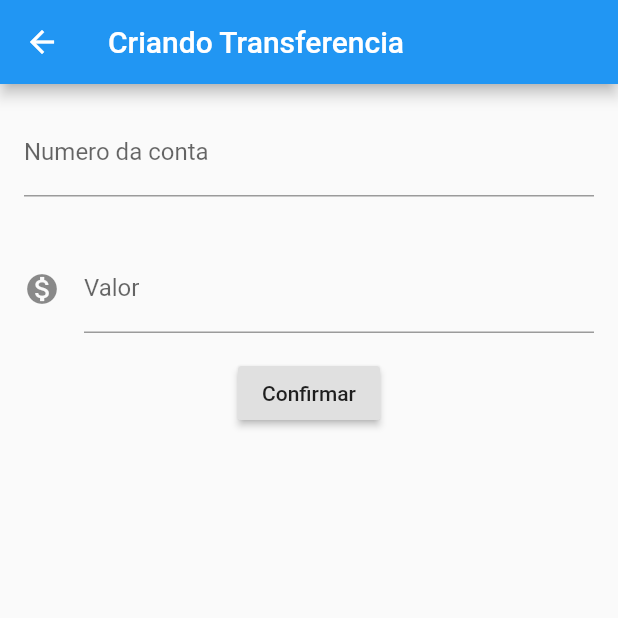
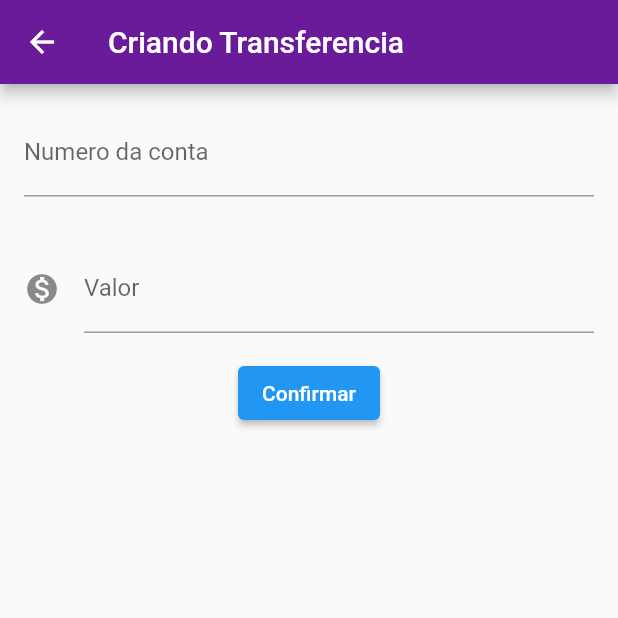
Before and after one commit to brunocardoso1/learning-flutter, a Flutter app: the screen it shows after launch, after a tap on the "add" icon, on a phone screen of 412 x 824 dp, the top half of it. Run offline on Flutter 3.47's test engine with Material 2 defaults, Android fonts, the phone set to English and light mode, and no system bars.

Commit message:
Organizing Project

```diff
--- /dev/null
+++ b/lib/components/editor.dart
@@ -0,0 +1,31 @@
+import 'package:flutter/cupertino.dart';
+import 'package:flutter/material.dart';
+
+class Editor extends StatelessWidget {
+
+  final TextEditingController controlador;
+  final String rotulo;
+  final String dica;
+  final IconData icone;
+
+
+  Editor({this.controlador, this.rotulo, this.dica, this.icone});
+
+  @override
+  Widget build(BuildContext context) {
+    return Padding(
+      padding: const EdgeInsets.all(16.0),
+      child: TextField(
+        controller: controlador,
+        style: TextStyle(
+            fontSize: 16.0
+        ),
+        decoration: InputDecoration(
+          icon: icone != null ? Icon(icone) : null,
+          labelText: rotulo, hintText: dica,
+        ),
+        keyboardType: TextInputType.number,
+      ),
+    );
+  }
+}
--- a/lib/main.dart
+++ b/lib/main.dart
@@ -1,158 +1,21 @@
+import 'package:aluraflutter/screens/Transferencia/lista.dart';
 import 'package:flutter/material.dart';
 
-void main() => runApp(BytebankApp());
+void main() => runApp(MyApp());
 
-
-
-class BytebankApp extends StatelessWidget {
+class MyApp extends StatelessWidget {
   @override
   Widget build(BuildContext context) {
     return MaterialApp(
-      home: Scaffold(
-        body: ListaTransferencias(),
+      theme: ThemeData( // Define o tema do aplicativo
+        primaryColor: Colors.purple[800],
+        accentColor: Colors.orange[600],
+        buttonTheme: ButtonThemeData(
+          buttonColor: Colors.orange[300],
+          textTheme: ButtonTextTheme.primary,
+        ),
       ),
+      home: ListaTransferencias(),
     );
   }
 }
-
-
-
-
-class FormularioTransferencia extends StatelessWidget {
-  final TextEditingController _controladorCampoNumeroConta = TextEditingController();
-  final TextEditingController _controladorCampoValor = TextEditingController();
-  @override
-  Widget build(BuildContext context) {
-    return Scaffold(
-      appBar: AppBar(title:Text('Criando Transferencia')),
-        body: Column(
-          children: [
-            Editor(controlador: _controladorCampoNumeroConta, rotulo: "Numero da conta", dica: "0000"),
-            Editor(controlador: _controladorCampoValor, rotulo: "Valor", dica: "0.00", icone: Icons.monetization_on),
-
-            RaisedButton(
-              child: Text('Confirmar'),
-              onPressed: () => _criaTransferencia(context),
-            )
-          ],
-        ));
-  }
-
-  void _criaTransferencia(BuildContext context) {
-    final double valor = double.tryParse(_controladorCampoValor.text);
-    final int numeroConta = int.tryParse(_controladorCampoNumeroConta.text);
-
-    if(numeroConta != null && valor != null){
-      final transferenciaCriada = Transferencia(valor, numeroConta);
-      debugPrint('Criando transferencia');
-      debugPrint('$transferenciaCriada');
-      Navigator.pop(context, transferenciaCriada);
-    }
-  }
-}
-
-
-class Editor extends StatelessWidget {
-
-  final TextEditingController controlador;
-  final String rotulo;
-  final String dica;
-  final IconData icone;
-
-
-  Editor({this.controlador, this.rotulo, this.dica, this.icone});
-
-  @override
-  Widget build(BuildContext context) {
-    return Padding(
-      padding: const EdgeInsets.all(16.0),
-      child: TextField(
-        controller: controlador,
-        style: TextStyle(
-            fontSize: 16.0
-        ),
-        decoration: InputDecoration(
-          icon: icone != null ? Icon(icone) : null,
-            labelText: rotulo, hintText: dica,
-        ),
-        keyboardType: TextInputType.number,
-      ),
-    );
-  }
-}
-
-
-
-
-
-
-class ListaTransferencias extends StatelessWidget{
-  final List<Transferencia> _transferencias = List();
-
-  @override
-  Widget build(BuildContext context) {
-    // TODO: implement build
-    _transferencias.add(Transferencia(100, 111));
-
-    return Scaffold(
-      appBar: AppBar(
-        title: Text('Transferências'),
-      ),
-      body: ListView.builder(
-        itemCount: _transferencias.length,
-        itemBuilder: (context, indice) {
-          final transferencia = _transferencias[indice];
-          return ItemTransferencia(transferencia);
-        },
-
-      ),
-        floatingActionButton: FloatingActionButton(
-          child: Icon(Icons.add), onPressed: (){
-            final Future<Transferencia> future = Navigator.push(context, MaterialPageRoute(builder: (context){
-              return FormularioTransferencia();
-            }));
-            future.then((transferenciaRecebida) {
-              debugPrint('Chegou no then do future');
-              debugPrint('$transferenciaRecebida');
-              _transferencias.add(transferenciaRecebida);
-            });
-
-        },
-        ),
-    );
-  }
-}
-
-
-class ItemTransferencia extends StatelessWidget {
-
-  Transferencia _transferencia;
-
-  ItemTransferencia(this._transferencia);
-
-  @override
-  Widget build(BuildContext context) {
-    // TODO: implement build
-    return Card(
-        child: ListTile(
-          leading: Icon(Icons.account_balance_wallet_rounded),
-          title: Text(_transferencia.valor.toString()),
-          subtitle: Text(_transferencia.valor.toString()),
-        )
-    );
-  }
-
-}
-
-class Transferencia {
-  final double valor;
-  final int numeroConta;
-
-  Transferencia(this.valor, this.numeroConta);
-
-  @override
-  String toString(){
-    return 'Transferencia{valor: $valor, numeroConta: $numeroConta}';
-  }
-
-}
--- /dev/null
+++ b/lib/models/transferencia.dart
@@ -0,0 +1,13 @@
+class Transferencia {
+  final double valor;
+  final int numeroConta;
+
+  Transferencia(
+      this.valor,
+      this.numeroConta);
+
+  @override
+  String toString(){
+    return 'Transferencia{valor: $valor, numeroConta: $numeroConta}';
+  }
+}
--- /dev/null
+++ b/lib/screens/Transferencia/formulario.dart
@@ -0,0 +1,57 @@
+import 'package:aluraflutter/components/editor.dart';
+import 'package:aluraflutter/models/transferencia.dart';
+import 'package:flutter/cupertino.dart';
+import 'package:flutter/material.dart';
+
+const _tituloAppBar = 'Criando Transferencia';
+const _RotuloConta = 'Numero da conta';
+const _RotuloValor = 'Valor';
+
+
+class FormularioTransferencia extends StatefulWidget {
+  @override
+  State<StatefulWidget> createState() {
+    return FormularioTransferenciaState();
+  }
+}
+
+class FormularioTransferenciaState extends State<FormularioTransferencia> {
+  final TextEditingController _controladorCampoNumeroConta =
+      TextEditingController();
+  final TextEditingController _controladorCampoValor = TextEditingController();
+
+  @override
+  Widget build(BuildContext context) {
+    return Scaffold(
+        appBar: AppBar(title: Text(_tituloAppBar)),
+        body: SingleChildScrollView(
+          child: Column(
+            children: [
+              Editor(
+                  controlador: _controladorCampoNumeroConta,
+                  rotulo: _RotuloConta,
+                  dica: "0000"),
+              Editor(
+                  controlador: _controladorCampoValor,
+                  rotulo: _RotuloValor,
+                  dica: "0.00",
+                  icone: Icons.monetization_on),
+              ElevatedButton(
+                child: Text('Confirmar'),
+                onPressed: () => _criaTransferencia(context),
+              )
+            ],
+          ),
+        ));
+  }
+
+  void _criaTransferencia(BuildContext context) {
+    final double valor = double.tryParse(_controladorCampoValor.text);
+    final int numeroConta = int.tryParse(_controladorCampoNumeroConta.text);
+
+    if (numeroConta != null && valor != null) {
+      final transferenciaCriada = Transferencia(valor, numeroConta);
+      Navigator.pop(context, transferenciaCriada);
+    }
+  }
+}
--- /dev/null
+++ b/lib/screens/Transferencia/lista.dart
@@ -0,0 +1,65 @@
+import 'package:aluraflutter/models/transferencia.dart';
+import 'package:flutter/cupertino.dart';
+import 'package:flutter/material.dart';
+import 'formulario.dart';
+
+class ListaTransferencias extends StatefulWidget {
+  final List<Transferencia> _transferencias = [];
+
+  @override
+  State<StatefulWidget> createState() {
+    return ListaTransferenciasState();
+  }
+}
+
+class ListaTransferenciasState extends State<ListaTransferencias> {
+  @override
+  Widget build(BuildContext context) {
+    return Scaffold(
+      appBar: AppBar(
+        title: Text('Transferências'),
+      ),
+      body: ListView.builder(
+        itemCount: widget._transferencias.length,
+        itemBuilder: (context, indice) {
+          final transferencia = widget._transferencias[indice];
+          return ItemTransferencia(transferencia);
+        },
+      ),
+      floatingActionButton: FloatingActionButton(
+        child: Icon(Icons.add),
+        onPressed: () {
+          Navigator.push(context, MaterialPageRoute(builder: (context) {
+            return FormularioTransferencia();
+          })).then((transferenciaRecebida) => _atualiza(transferenciaRecebida),
+          );
+        },
+      ),
+    );
+  }
+
+  void _atualiza(Transferencia transferenciaRecebida) {
+    if (transferenciaRecebida != null) {
+      setState(() {
+        widget._transferencias.add(transferenciaRecebida);
+      });
+    }
+  }
+}
+
+class ItemTransferencia extends StatelessWidget {
+  Transferencia _transferencia;
+
+  ItemTransferencia(this._transferencia);
+
+  @override
+  Widget build(BuildContext context) {
+    // TODO: implement build
+    return Card(
+        child: ListTile(
+          leading: Icon(Icons.account_balance_wallet_rounded),
+          title: Text(_transferencia.valor.toString()),
+          subtitle: Text(_transferencia.valor.toString()),
+    ));
+  }
+}
```
Also changed, not shown: 3 other files.
